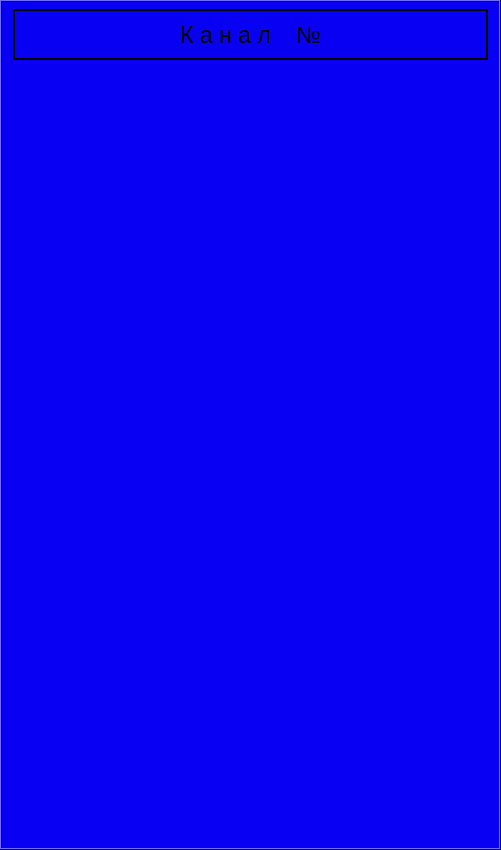
nick9bkru/MIRPC_VTO, file ui/StateChanFrame.ui: the form before one commit.
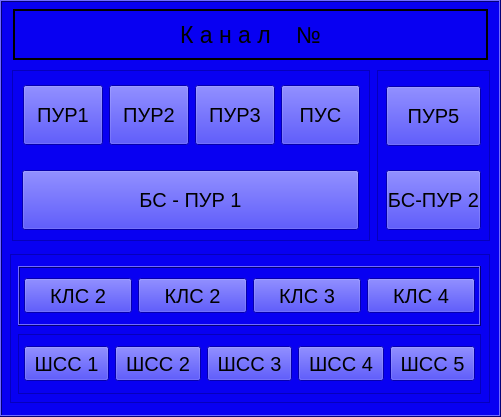
The form after the commit. Custom widgets are drawn as their Qt base class.

```diff
--- a/ui/StateChanFrame.ui
+++ b/ui/StateChanFrame.ui
@@ -7,7 +7,7 @@
     <x>0</x>
     <y>0</y>
     <width>501</width>
-    <height>850</height>
+    <height>417</height>
    </rect>
   </property>
   <property name="palette">
@@ -502,7 +502,384 @@
     <set>Qt::AlignCenter</set>
    </property>
   </widget>
+  <widget class="FrameBorder" name="frame">
+   <property name="geometry">
+    <rect>
+     <x>12</x>
+     <y>70</y>
+     <width>358</width>
+     <height>171</height>
+    </rect>
+   </property>
+   <property name="frameShape">
+    <enum>QFrame::StyledPanel</enum>
+   </property>
+   <property name="frameShadow">
+    <enum>QFrame::Raised</enum>
+   </property>
+   <widget class="QWidget" name="horizontalLayoutWidget">
+    <property name="geometry">
+     <rect>
+      <x>1</x>
+      <y>0</y>
+      <width>357</width>
+      <height>91</height>
+     </rect>
+    </property>
+    <layout class="QHBoxLayout" name="horizontalLayout">
+     <property name="leftMargin">
+      <number>10</number>
+     </property>
+     <property name="rightMargin">
+      <number>10</number>
+     </property>
+     <item>
+      <widget class="QPushButton" name="PUR1">
+       <property name="minimumSize">
+        <size>
+         <width>0</width>
+         <height>60</height>
+        </size>
+       </property>
+       <property name="text">
+        <string>ПУР1</string>
+       </property>
+      </widget>
+     </item>
+     <item>
+      <widget class="QPushButton" name="PUR2">
+       <property name="minimumSize">
+        <size>
+         <width>0</width>
+         <height>60</height>
+        </size>
+       </property>
+       <property name="text">
+        <string>ПУР2</string>
+       </property>
+      </widget>
+     </item>
+     <item>
+      <widget class="QPushButton" name="PUR3">
+       <property name="minimumSize">
+        <size>
+         <width>0</width>
+         <height>60</height>
+        </size>
+       </property>
+       <property name="text">
+        <string>ПУР3</string>
+       </property>
+      </widget>
+     </item>
+     <item>
+      <widget class="QPushButton" name="PUR4">
+       <property name="minimumSize">
+        <size>
+         <width>0</width>
+         <height>60</height>
+        </size>
+       </property>
+       <property name="text">
+        <string>ПУС</string>
+       </property>
+      </widget>
+     </item>
+    </layout>
+   </widget>
+   <widget class="QPushButton" name="PUR4_4">
+    <property name="geometry">
+     <rect>
+      <x>10</x>
+      <y>100</y>
+      <width>337</width>
+      <height>60</height>
+     </rect>
+    </property>
+    <property name="minimumSize">
+     <size>
+      <width>0</width>
+      <height>60</height>
+     </size>
+    </property>
+    <property name="text">
+     <string>БС - ПУР 1</string>
+    </property>
+   </widget>
+  </widget>
+  <widget class="FrameBorder" name="frame_2">
+   <property name="geometry">
+    <rect>
+     <x>377</x>
+     <y>70</y>
+     <width>113</width>
+     <height>171</height>
+    </rect>
+   </property>
+   <property name="frameShape">
+    <enum>QFrame::StyledPanel</enum>
+   </property>
+   <property name="frameShadow">
+    <enum>QFrame::Raised</enum>
+   </property>
+   <widget class="QPushButton" name="PUR4_2">
+    <property name="geometry">
+     <rect>
+      <x>9</x>
+      <y>16</y>
+      <width>95</width>
+      <height>60</height>
+     </rect>
+    </property>
+    <property name="minimumSize">
+     <size>
+      <width>0</width>
+      <height>60</height>
+     </size>
+    </property>
+    <property name="text">
+     <string>ПУР5</string>
+    </property>
+   </widget>
+   <widget class="QPushButton" name="PUR4_3">
+    <property name="geometry">
+     <rect>
+      <x>9</x>
+      <y>100</y>
+      <width>95</width>
+      <height>60</height>
+     </rect>
+    </property>
+    <property name="minimumSize">
+     <size>
+      <width>0</width>
+      <height>60</height>
+     </size>
+    </property>
+    <property name="text">
+     <string>БС-ПУР 2</string>
+    </property>
+   </widget>
+  </widget>
+  <widget class="FrameBorder" name="frame_3">
+   <property name="geometry">
+    <rect>
+     <x>10</x>
+     <y>254</y>
+     <width>480</width>
+     <height>149</height>
+    </rect>
+   </property>
+   <property name="frameShape">
+    <enum>QFrame::StyledPanel</enum>
+   </property>
+   <property name="frameShadow">
+    <enum>QFrame::Raised</enum>
+   </property>
+   <widget class="FrameBorder" name="KLSframe">
+    <property name="geometry">
+     <rect>
+      <x>8</x>
+      <y>12</y>
+      <width>463</width>
+      <height>60</height>
+     </rect>
+    </property>
+    <property name="styleSheet">
+     <string notr="true"/>
+    </property>
+    <property name="frameShape">
+     <enum>QFrame::Box</enum>
+    </property>
+    <property name="frameShadow">
+     <enum>QFrame::Raised</enum>
+    </property>
+    <widget class="QWidget" name="horizontalLayoutWidget_5">
+     <property name="geometry">
+      <rect>
+       <x>0</x>
+       <y>0</y>
+       <width>463</width>
+       <height>59</height>
+      </rect>
+     </property>
+     <layout class="QHBoxLayout" name="horizontalLayout_5">
+      <property name="leftMargin">
+       <number>6</number>
+      </property>
+      <property name="rightMargin">
+       <number>6</number>
+      </property>
+      <item>
+       <widget class="QPushButton" name="KLSBut1">
+        <property name="minimumSize">
+         <size>
+          <width>0</width>
+          <height>35</height>
+         </size>
+        </property>
+        <property name="text">
+         <string>КЛС 2</string>
+        </property>
+       </widget>
+      </item>
+      <item>
+       <widget class="QPushButton" name="KLSBut2">
+        <property name="minimumSize">
+         <size>
+          <width>0</width>
+          <height>35</height>
+         </size>
+        </property>
+        <property name="text">
+         <string>КЛС 2</string>
+        </property>
+       </widget>
+      </item>
+      <item>
+       <widget class="QPushButton" name="KLSBut3">
+        <property name="minimumSize">
+         <size>
+          <width>0</width>
+          <height>35</height>
+         </size>
+        </property>
+        <property name="text">
+         <string>КЛС 3</string>
+        </property>
+       </widget>
+      </item>
+      <item>
+       <widget class="QPushButton" name="KLSBut4">
+        <property name="minimumSize">
+         <size>
+          <width>0</width>
+          <height>35</height>
+         </size>
+        </property>
+        <property name="text">
+         <string>КЛС 4</string>
+        </property>
+       </widget>
+      </item>
+     </layout>
+    </widget>
+   </widget>
+   <widget class="FrameBorder" name="ShssFrame">
+    <property name="geometry">
+     <rect>
+      <x>8</x>
+      <y>80</y>
+      <width>463</width>
+      <height>60</height>
+     </rect>
+    </property>
+    <property name="frameShape">
+     <enum>QFrame::StyledPanel</enum>
+    </property>
+    <property name="frameShadow">
+     <enum>QFrame::Raised</enum>
+    </property>
+    <widget class="QWidget" name="horizontalLayoutWidget_3">
+     <property name="geometry">
+      <rect>
+       <x>0</x>
+       <y>0</y>
+       <width>463</width>
+       <height>59</height>
+      </rect>
+     </property>
+     <layout class="QHBoxLayout" name="horizontalLayout_3">
+      <property name="spacing">
+       <number>6</number>
+      </property>
+      <property name="leftMargin">
+       <number>6</number>
+      </property>
+      <property name="topMargin">
+       <number>0</number>
+      </property>
+      <property name="rightMargin">
+       <number>6</number>
+      </property>
+      <item>
+       <widget class="QPushButton" name="shssBut1">
+        <property name="minimumSize">
+         <size>
+          <width>0</width>
+          <height>35</height>
+         </size>
+        </property>
+        <property name="text">
+         <string>ШСС 1</string>
+        </property>
+       </widget>
+      </item>
+      <item>
+       <widget class="QPushButton" name="shssBut2">
+        <property name="minimumSize">
+         <size>
+          <width>0</width>
+          <height>35</height>
+         </size>
+        </property>
+        <property name="text">
+         <string>ШСС 2</string>
+        </property>
+       </widget>
+      </item>
+      <item>
+       <widget class="QPushButton" name="shssBut3">
+        <property name="minimumSize">
+         <size>
+          <width>0</width>
+          <height>35</height>
+         </size>
+        </property>
+        <property name="text">
+         <string>ШСС 3</string>
+        </property>
+       </widget>
+      </item>
+      <item>
+       <widget class="QPushButton" name="shssBut4">
+        <property name="minimumSize">
+         <size>
+          <width>0</width>
+          <height>35</height>
+         </size>
+        </property>
+        <property name="text">
+         <string>ШСС 4</string>
+        </property>
+       </widget>
+      </item>
+      <item>
+       <widget class="QPushButton" name="shssBut5">
+        <property name="minimumSize">
+         <size>
+          <width>0</width>
+          <height>35</height>
+         </size>
+        </property>
+        <property name="text">
+         <string>ШСС 5</string>
+        </property>
+       </widget>
+      </item>
+     </layout>
+    </widget>
+   </widget>
+  </widget>
  </widget>
+ <customwidgets>
+  <customwidget>
+   <class>FrameBorder</class>
+   <extends>QFrame</extends>
+   <header>include/frameborder.h</header>
+   <container>1</container>
+  </customwidget>
+ </customwidgets>
  <resources/>
  <connections/>
 </ui>
```
Left out of the diff: 33 changed lines with no effect on the pictures.
